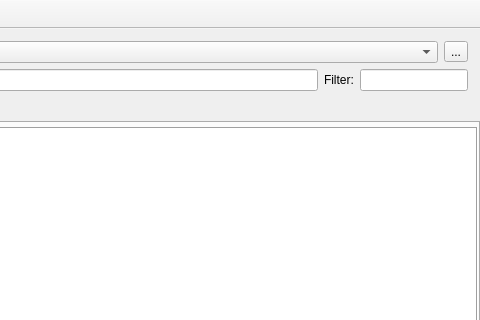
Old version of the form main.ui in the repository braimp/textseeker; both pictures show x 280 to 760 and y 0 to 320 of the 760 by 540 pixel window.
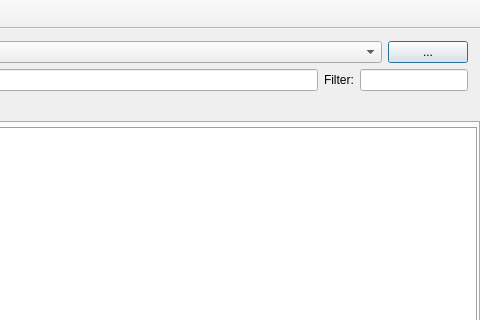
New version of the form. Icons and pictures are not drawn.

The edit to the form file:
```diff
--- a/main.ui
+++ b/main.ui
@@ -82,10 +82,46 @@
          </widget>
         </item>
         <item>
-         <widget class="QToolButton" name="pathButton">
+         <widget class="QPushButton" name="pathButton">
+          <property name="enabled">
+           <bool>true</bool>
+          </property>
+          <property name="sizePolicy">
+           <sizepolicy hsizetype="Minimum" vsizetype="Fixed">
+            <horstretch>0</horstretch>
+            <verstretch>0</verstretch>
+           </sizepolicy>
+          </property>
+          <property name="minimumSize">
+           <size>
+            <width>0</width>
+            <height>0</height>
+           </size>
+          </property>
+          <property name="maximumSize">
+           <size>
+            <width>65536</width>
+            <height>65536</height>
+           </size>
+          </property>
           <property name="text">
            <string>...</string>
           </property>
+          <property name="iconSize">
+           <size>
+            <width>16</width>
+            <height>16</height>
+           </size>
+          </property>
+          <property name="autoDefault">
+           <bool>true</bool>
+          </property>
+          <property name="default">
+           <bool>true</bool>
+          </property>
+          <property name="flat">
+           <bool>false</bool>
+          </property>
          </widget>
         </item>
        </layout>
```
Left out of the diff: 35 changed lines with no effect on the pictures.
